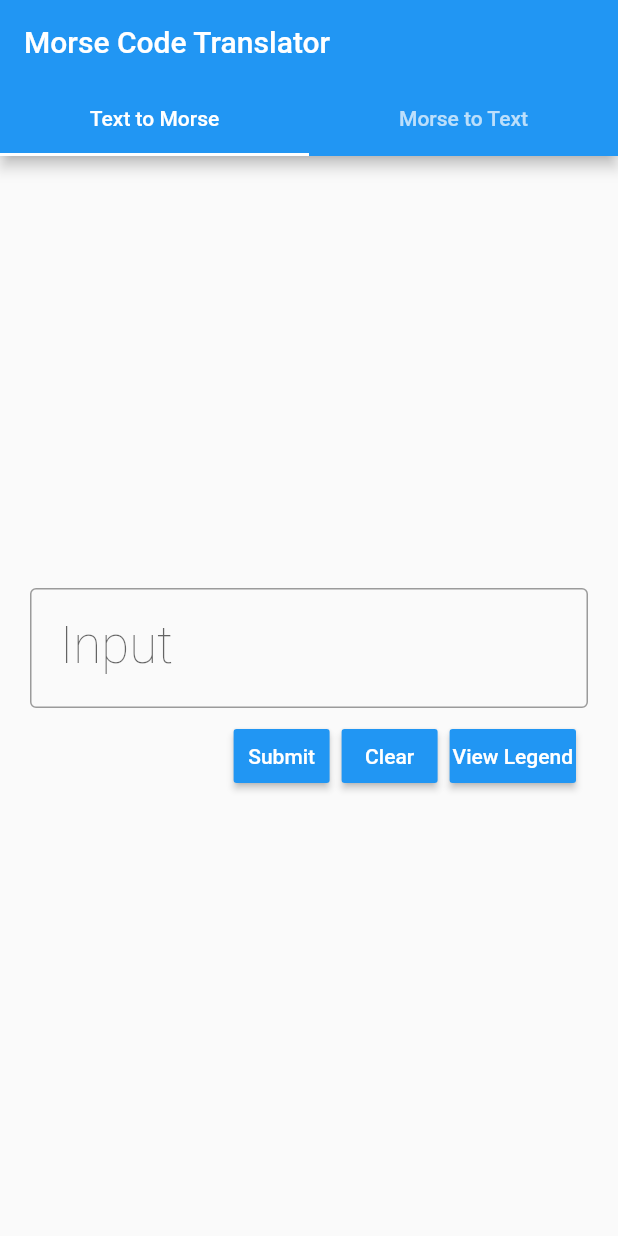
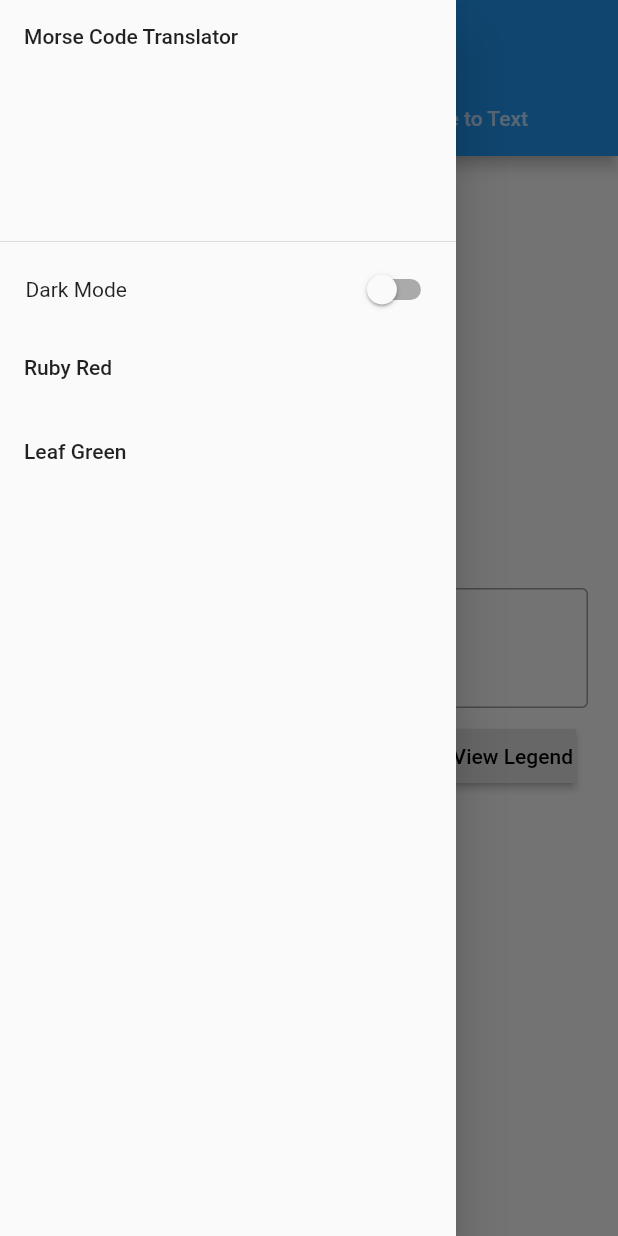
Before and after one commit to Jack-Vaughn/morse_code_translation, a Flutter app: the screen it shows after launch, with the side drawer open (before the commit the screen has no drawer), on a phone screen of 412 x 824 dp. Run offline on Flutter 3.47's test engine with Material 2 defaults, Android fonts, the light colour scheme and no system bars.

Commit message:
Added Themes

```diff
--- /dev/null
+++ b/lib/MainDrawer.dart
@@ -0,0 +1,75 @@
+import 'package:flutter/material.dart';
+import 'package:morse_code_translation/config.dart';
+
+class MainDrawer extends StatefulWidget {
+  @override
+  _State createState() => _State();
+}
+
+class _State extends State<MainDrawer> {
+  bool isSwitched = theme.getTheme() == ThemeData.dark();
+
+  @override
+  Widget build(BuildContext context) {
+    return Drawer(
+      child: ListView(
+        children: <Widget>[
+          DrawerHeader(
+            child: Text('Morse Code Translator'),
+          ),
+          Row(
+            children: <Widget>[
+              Padding(padding: EdgeInsets.fromLTRB(17, 0, 0, 0)),
+              Text('Dark Mode'),
+              Padding(padding: EdgeInsets.fromLTRB(150, 0, 0, 0)),
+              Switch(
+                value: isSwitched,
+                onChanged: (value) {
+                  setState(() {
+                    isSwitched = value;
+                    theme
+                        .setTheme(value ? ThemeData.dark() : ThemeData.light());
+                  });
+                },
+                activeTrackColor: Colors.lightBlue,
+                activeColor: Colors.lightBlueAccent,
+              ),
+            ],
+          ),
+          ListTile(
+            title: Text('Ruby Red'),
+            onTap: () {
+              isSwitched = false;
+              theme.setTheme(
+                ThemeData(
+                  primaryColor: Colors.red,
+                  accentColor: Colors.redAccent,
+                  buttonTheme: ButtonThemeData(
+                    buttonColor: Colors.red,
+                    textTheme: ButtonTextTheme.primary,
+                  ),
+                ),
+              );
+            },
+          ),
+          ListTile(
+            title: Text('Leaf Green'),
+            onTap: () {
+              isSwitched = false;
+              theme.setTheme(
+                ThemeData(
+                  primaryColor: Colors.green,
+                  accentColor: Colors.greenAccent,
+                  buttonTheme: ButtonThemeData(
+                    buttonColor: Colors.green,
+                    textTheme: ButtonTextTheme.primary,
+                  ),
+                ),
+              );
+            },
+          ),
+        ],
+      ),
+    );
+  }
+}
--- a/lib/TextToMorseTab.dart
+++ b/lib/TextToMorseTab.dart
@@ -58,19 +58,13 @@
                       children: <Widget>[
                         RaisedButton(
                           child: Text("Submit"),
-                          onPressed: () => {},
-                          color: Colors.blue,
-                          textColor: Colors.white,
+                          onPressed: () => {1 + 1},
                           padding: EdgeInsets.all(2.0),
-                          splashColor: Colors.orange,
                         ),
                         RaisedButton(
                           child: Text("Clear"),
-                          color: Colors.blue,
                           onPressed: () => {clearTextInput()},
-                          textColor: Colors.white,
                           padding: EdgeInsets.all(2.0),
-                          splashColor: Colors.orange,
                         ),
                         RaisedButton(
                           child: Text("View Legend"),
@@ -81,10 +75,7 @@
                                       'assets/images/morse_legend.png'));
                             })
                           }, // On Pressed
-                          color: Colors.blue,
-                          textColor: Colors.white,
                           padding: EdgeInsets.all(2.0),
-                          splashColor: Colors.orange,
                         ),
                       ],
                     )
--- /dev/null
+++ b/lib/config.dart
@@ -0,0 +1,19 @@
+library config.globals;
+
+import 'package:flutter/material.dart';
+import 'package:morse_code_translation/MyTheme.dart';
+
+MyTheme theme = MyTheme(ThemeData.light());
+
+// COMMENT THE ABOVE AND UNCOMMENT BELOW IF YOU WANT TO CHANGE THE DEFAULT THEME
+
+// MyTheme theme = MyTheme(
+//   ThemeData(
+//     brightness: ,
+//     primaryColor: ,
+//     colorScheme: ,
+//     buttonColor: ,
+//     buttonTheme: ,
+//     canvasColor: ,
+//   ),
+// );
--- a/lib/main.dart
+++ b/lib/main.dart
@@ -18,10 +18,31 @@
 // PERSONAL IMPORTS
 import 'package:morse_code_translation/MorseToTextTab.dart';
 import 'package:morse_code_translation/TextToMorseTab.dart';
+import 'package:morse_code_translation/MainDrawer.dart';
+import 'package:morse_code_translation/config.dart';
 
 final appTitle = 'Morse Code Translator';
 
-void main() => runApp(MaterialApp(
+void main() => runApp(MainApp());
+
+class MainApp extends StatefulWidget {
+  @override
+  _MainAppState createState() => _MainAppState();
+}
+
+class _MainAppState extends State<MainApp> {
+  @override
+  void initState() {
+    super.initState();
+    theme.addListener(() {
+      setState(() {});
+    });
+  }
+
+  @override
+  Widget build(BuildContext context) {
+    return MaterialApp(
+      theme: theme.getTheme(),
       home: DefaultTabController(
         length: 2,
         child: Scaffold(
@@ -34,6 +55,7 @@
             ),
             title: Text(appTitle),
           ),
+          drawer: MainDrawer(),
           body: TabBarView(
             children: [
               TextToMorseTab(),
@@ -42,4 +64,6 @@
           ),
         ),
       ),
-    ));
+    );
+  }
+}
--- a/pubspec.yaml
+++ b/pubspec.yaml
@@ -39,7 +39,6 @@
 # The following section is specific to Flutter.
 flutter:
   assets:
-    - assets/images
     - assets/images/morse_legend.png
 
   # The following line ensures that the Material Icons font is
```
Also changed, not shown: lib/MorseToTextTab.dart (+1 -10 lines), lib/MyTheme.dart (added, +14 -0 lines).
